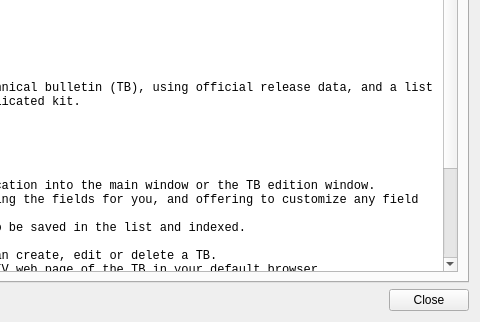
Old version of the form DlgHelp.ui in the repository Folco68/TBI; both pictures show x 320 to 800 and y 278 to 600 of the 800 by 600 pixel window.
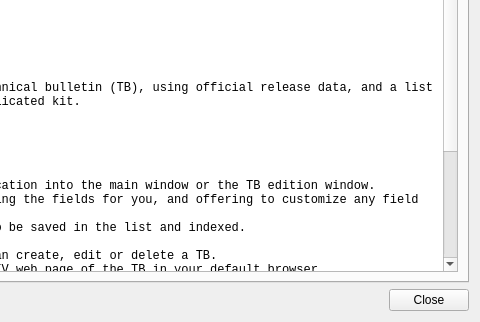
New version of the form.

Commit message: - Added a database backup system, to prevent to lose everything on a crash >< - Set title of the Settings dialog - Add an option to force database sanity check at program startup - Remove tons of warnings due to useless semicolons

What changed in the file:
```diff
--- a/DlgHelp.ui
+++ b/DlgHelp.ui
@@ -76,7 +76,9 @@
 
 When adding a new TB, fill the keywords field with your own words: this field is used to quickly find a TB you have added beforehand.
 
-Note: the index file (index.tbi) is saved in the program current directory.
+Notes:
+- the index file (index.tbi) is saved in the program current directory.
+- run the program with the --check-database to force DB check at startup
 </string>
          </property>
         </widget>
```
The commit also changes 7 other files.
